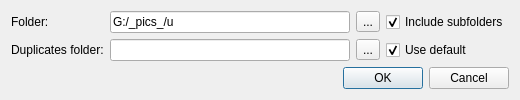
The window that dude/ProjectSettingsDialog.ui (westerhofffl/vcard-editor) describes before a commit, drawn with Qt 5.
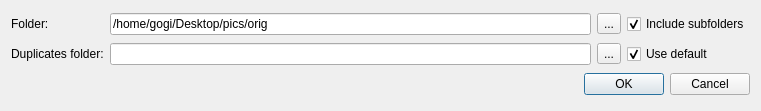
The same window after the commit.

```diff
--- a/dude/ProjectSettingsDialog.ui
+++ b/dude/ProjectSettingsDialog.ui
@@ -6,8 +6,8 @@
    <rect>
     <x>0</x>
     <y>0</y>
-    <width>520</width>
-    <height>93</height>
+    <width>761</width>
+    <height>111</height>
    </rect>
   </property>
   <property name="windowTitle">
@@ -24,7 +24,7 @@
    <item row="0" column="1">
     <widget class="QLineEdit" name="folderLineEdit">
      <property name="text">
-      <string>G:/_pics_/u</string>
+      <string>/home/gogi/Desktop/pics/orig</string>
      </property>
     </widget>
    </item>
```
Left out of the diff: 9 changed lines with no effect on the pictures.
